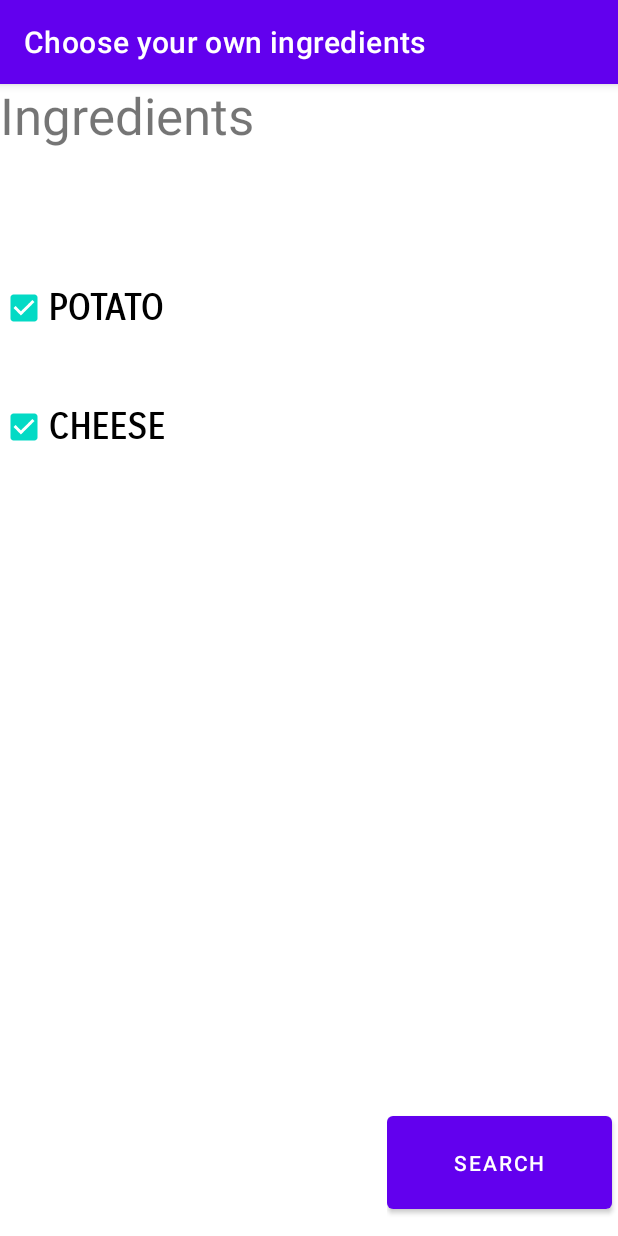
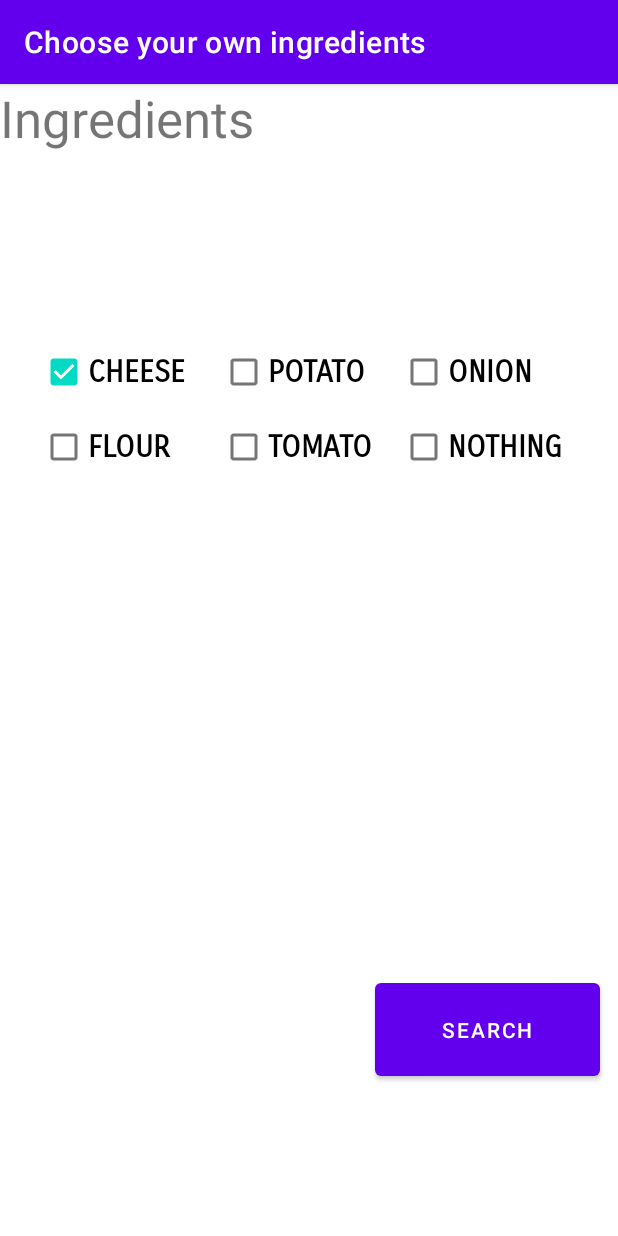
Before and after one commit to KxKaric/quickkitchen_app, an Android app: the screen it shows after launch (HomeActivity), after a tap on "CHEESE", on a phone screen of 412 x 824 dp. Run offline under Robolectric (Android 15) with nearby library versions, the phone set to English and light mode, and no system bars; 2 other taps on this screen came first.

Commit message:
version1.0.1

```diff
--- a/app/src/main/AndroidManifest.xml
+++ b/app/src/main/AndroidManifest.xml
@@ -22,11 +22,11 @@
             </intent-filter>
         </activity>
         <activity
-            android:name=".presentation.Instructions"
+            android:name=".presentation.InstructionsActivity"
             android:exported="false"
             android:label="Instructions" />
         <activity
-            android:name=".presentation.RecipeList"
+            android:name=".presentation.RecipeListActivity"
             android:exported="false"
             android:label="Recipe List" />
     </application>
--- a/app/src/main/java/comp3350/quickkitchen/feature_searchbyingredients/IngredientSearch.java
+++ b/app/src/main/java/comp3350/quickkitchen/features/IngredientSearch.java
@@ -1,6 +1,9 @@
-package comp3350.quickkitchen.feature_searchbyingredients;
+package comp3350.quickkitchen.features;
 
 import java.util.ArrayList;
+
+import comp3350.quickkitchen.objects.Recipe;
+import comp3350.quickkitchen.persistence.RecipeDatabase;
 
 public class IngredientSearch {
     private ArrayList<Recipe>filteredList;
--- a/app/src/main/java/comp3350/quickkitchen/feature_searchbyingredients/Main.java
+++ b/app/src/main/java/comp3350/quickkitchen/features/Main.java
@@ -1,4 +1,4 @@
-package comp3350.quickkitchen.feature_searchbyingredients;
+package comp3350.quickkitchen.features;
 
 public class Main {
     public static void main(String[] args)
--- a/app/src/main/java/comp3350/quickkitchen/feature_searchbyingredients/SearchCal.java
+++ b/app/src/main/java/comp3350/quickkitchen/features/SearchCal.java
@@ -1,6 +1,10 @@
-package comp3350.quickkitchen.feature_searchbyingredients;
+package comp3350.quickkitchen.features;
 
 import java.util.ArrayList;
+
+import comp3350.quickkitchen.objects.Recipe;
+import comp3350.quickkitchen.persistence.RecipeDatabase;
+
 public class SearchCal {
     private ArrayList<Recipe> result;
 
--- a/app/src/main/java/comp3350/quickkitchen/feature_searchbyingredients/ShowSteps.java
+++ b/app/src/main/java/comp3350/quickkitchen/features/ShowSteps.java
@@ -1,6 +1,9 @@
-package comp3350.quickkitchen.feature_searchbyingredients;
+package comp3350.quickkitchen.features;
 
 import java.util.ArrayList;
+
+import comp3350.quickkitchen.objects.Recipe;
+import comp3350.quickkitchen.persistence.RecipeDatabase;
 
 public class ShowSteps {
 
--- a/app/src/main/java/comp3350/quickkitchen/feature_searchbyingredients/Recipe.java
+++ b/app/src/main/java/comp3350/quickkitchen/objects/Recipe.java
@@ -1,4 +1,4 @@
-package comp3350.quickkitchen.feature_searchbyingredients;
+package comp3350.quickkitchen.objects;
 
 import java.util.ArrayList;
 public class Recipe {
--- a/app/src/main/java/comp3350/quickkitchen/presentation/HomeActivity.java
+++ b/app/src/main/java/comp3350/quickkitchen/presentation/HomeActivity.java
@@ -1,10 +1,8 @@
 package comp3350.quickkitchen.presentation;
 
-import android.app.Activity;
 import android.content.Intent;
 import android.os.Bundle;
 import android.view.Menu;
-import android.view.MenuItem;
 import android.view.View;
 import android.widget.Button;
 import android.widget.CheckBox;
@@ -17,7 +15,7 @@ import comp3350.quickkitchen.R;
 
 public class HomeActivity extends AppCompatActivity {
 
-    private CheckBox potatoCheck, cheeseCheck;
+    private CheckBox potatoCheck, cheeseCheck, flourCheck, onionCheck, tomatoCheck,nothingCheck;
     private Button search;
     private ArrayList<String> result;
 
@@ -30,6 +28,10 @@ public class HomeActivity extends AppCompatActivity {
 
         potatoCheck = findViewById(R.id.potatoBtn);
         cheeseCheck = findViewById(R.id.cheeseBtn);
+        flourCheck = findViewById(R.id.flourBtn);
+        onionCheck = findViewById(R.id.onionBtn);
+        tomatoCheck = findViewById(R.id.tomatoBtn);
+        nothingCheck = findViewById(R.id.nothingBtn); // only for testing
 
         search = (Button)findViewById(R.id.searchBtn);
         search.setEnabled(false);
@@ -40,46 +42,86 @@ public class HomeActivity extends AppCompatActivity {
         potatoCheck.setOnClickListener(new View.OnClickListener() {
             @Override
             public void onClick(View view) {
-                if(potatoCheck.isChecked()){
-                    result.add("potato");
-                    search.setEnabled(true);
-                }
-                else{
-                    result.remove("potato");
-                    if(!cheeseCheck.isChecked())
-                        search.setEnabled(false);
-                }
+                if(potatoCheck.isChecked())
+                    result.add(potatoCheck.getText().toString());
+                else
+                    result.remove(potatoCheck.getText().toString());
+                checkList();
+
             }
         });
 
         cheeseCheck.setOnClickListener(new View.OnClickListener() {
             @Override
             public void onClick(View view) {
-                if(cheeseCheck.isChecked()){
-                    result.add("cheese");
-                    search.setEnabled(true);
-                }
-                else{
-                    result.remove("cheese");
-                    if(!potatoCheck.isChecked())
-                        search.setEnabled(false);
-                }
+                if(cheeseCheck.isChecked())
+                    result.add(cheeseCheck.getText().toString());
+                else
+                    result.remove(cheeseCheck.getText().toString());
+                checkList();
             }
         });
 
-        if(!cheeseCheck.isChecked()&&!potatoCheck.isChecked())
-            search.setEnabled(false);
+        onionCheck.setOnClickListener(new View.OnClickListener() {
+            @Override
+            public void onClick(View view) {
+                if(onionCheck.isChecked())
+                    result.add(onionCheck.getText().toString());
+                else
+                    result.remove(onionCheck.getText().toString());
+                checkList();
+            }
+        });
 
+        flourCheck.setOnClickListener(new View.OnClickListener() {
+            @Override
+            public void onClick(View view) {
+                if(flourCheck.isChecked())
+                    result.add(flourCheck.getText().toString());
+                else
+                    result.remove(flourCheck.getText().toString());
+                checkList();
+            }
+        });
+
+        tomatoCheck.setOnClickListener(new View.OnClickListener() {
+            @Override
+            public void onClick(View view) {
+                if(tomatoCheck.isChecked())
+                    result.add(tomatoCheck.getText().toString());
+                else
+                    result.remove(tomatoCheck.getText().toString());
+                checkList();
+            }
+        });
+
+        nothingCheck.setOnClickListener(new View.OnClickListener() {
+            @Override
+            public void onClick(View view) {
+                if(nothingCheck.isChecked())
+                    result.add(nothingCheck.getText().toString());
+                else
+                    result.remove(nothingCheck.getText().toString());
+                checkList();
+            }
+        });
 
     }
 
     public ArrayList<String> getResult(){return result;}
 
+    private void checkList(){
+        if(result.isEmpty())
+            search.setEnabled(false);
+        else
+            search.setEnabled(true);
+    }
+
     public void buttonSearchOnclick(View v){
 
         // Log.d("a",result.toString());
 
-        Intent i = new Intent(this, RecipeList.class);
+        Intent i = new Intent(this, RecipeListActivity.class);
         i.putExtra("result",result);
         startActivity(i);
     }
--- a/app/src/main/res/layout/activity_home.xml
+++ b/app/src/main/res/layout/activity_home.xml
@@ -9,27 +9,113 @@
     <androidx.constraintlayout.widget.ConstraintLayout
         android:layout_width="wrap_content"
         android:layout_height="wrap_content"
-        android:layout_marginBottom="8dp"
+        android:layout_marginTop="56dp"
+        android:layout_marginBottom="100dp"
         app:layout_constraintBottom_toBottomOf="parent"
-        app:layout_constraintEnd_toEndOf="parent">
+        app:layout_constraintEnd_toEndOf="parent"
+        app:layout_constraintStart_toStartOf="parent"
+        app:layout_constraintTop_toBottomOf="@+id/relativeLayout">
+
+        <GridLayout
+            android:id="@+id/gridLayout"
+            android:layout_width="wrap_content"
+            android:layout_height="wrap_content"
+            android:layout_marginTop="50dp"
+            android:layout_marginBottom="400dp"
+            android:columnCount="3"
+            android:rowCount="3"
+            app:layout_constraintBottom_toBottomOf="parent"
+            app:layout_constraintEnd_toEndOf="parent"
+            app:layout_constraintStart_toStartOf="parent"
+            app:layout_constraintTop_toTopOf="parent">
+
+            <CheckBox
+                android:id="@+id/cheeseBtn"
+                style="@android:style/Widget.CompoundButton.CheckBox"
+                android:layout_width="120dp"
+                android:layout_height="50dp"
+                android:checked="false"
+                android:fontFamily="sans-serif-smallcaps"
+                android:text="CHEESE"
+                android:textSize="20sp"
+                android:textStyle="bold" />
+
+            <CheckBox
+                android:id="@+id/potatoBtn"
+                style="@android:style/Widget.CompoundButton.CheckBox"
+                android:layout_width="120dp"
+                android:layout_height="50dp"
+                android:checked="false"
+                android:clickable="true"
+                android:fontFamily="sans-serif-smallcaps"
+                android:text="POTATO"
+                android:textSize="20sp"
+                android:textStyle="bold" />
+
+            <CheckBox
+                android:id="@+id/onionBtn"
+                style="@android:style/Widget.CompoundButton.CheckBox"
+                android:layout_width="120dp"
+                android:layout_height="50dp"
+                android:checked="false"
+                android:clickable="true"
+                android:fontFamily="sans-serif-smallcaps"
+                android:text="ONION"
+                android:textSize="20sp"
+                android:textStyle="bold" />
+
+            <CheckBox
+                android:id="@+id/flourBtn"
+                style="@android:style/Widget.CompoundButton.CheckBox"
+                android:layout_width="120dp"
+                android:layout_height="50dp"
+                android:checked="false"
+                android:fontFamily="sans-serif-smallcaps"
+                android:text="FLOUR"
+                android:textSize="20sp"
+                android:textStyle="bold" />
+
+            <CheckBox
+                android:id="@+id/tomatoBtn"
+                style="@android:style/Widget.CompoundButton.CheckBox"
+                android:layout_width="120dp"
+                android:layout_height="50dp"
+                android:checked="false"
+                android:fontFamily="sans-serif-smallcaps"
+                android:text="TOMATO"
+                android:textSize="20sp"
+                android:textStyle="bold" />
+
+            <CheckBox
+                android:id="@+id/nothingBtn"
+                style="@android:style/Widget.CompoundButton.CheckBox"
+                android:layout_width="120dp"
+                android:layout_height="50dp"
+                android:checked="false"
+                android:fontFamily="sans-serif-smallcaps"
+                android:text="NOTHING"
+                android:textSize="20sp"
+                android:textStyle="bold" />
+
+        </GridLayout>
 
         <Button
             android:id="@+id/searchBtn"
             android:layout_width="150dp"
             android:layout_height="74dp"
+            android:layout_marginStart="241dp"
             android:layout_marginEnd="4dp"
-            android:layout_marginBottom="4dp"
             android:onClick="buttonSearchOnclick"
             android:text="search"
             app:layout_constraintBottom_toBottomOf="parent"
-            app:layout_constraintEnd_toEndOf="parent" />
+            app:layout_constraintEnd_toEndOf="parent"
+            app:layout_constraintStart_toStartOf="parent" />
     </androidx.constraintlayout.widget.ConstraintLayout>
 
     <RelativeLayout
+        android:id="@+id/relativeLayout"
         android:layout_width="wrap_content"
         android:layout_height="60dp"
-        android:layout_marginBottom="56dp"
-        app:layout_constraintBottom_toTopOf="@+id/linearLayout2"
         app:layout_constraintEnd_toEndOf="parent"
         app:layout_constraintStart_toStartOf="parent"
         app:layout_constraintTop_toTopOf="parent">
@@ -40,42 +126,7 @@
             android:layout_height="match_parent"
             android:text="Ingredients"
             android:textSize="34sp" />
+
     </RelativeLayout>
 
-    <LinearLayout
-        android:id="@+id/linearLayout2"
-        android:layout_width="wrap_content"
-        android:layout_height="wrap_content"
-        android:orientation="vertical"
-        app:layout_constraintBottom_toBottomOf="parent"
-        app:layout_constraintStart_toStartOf="parent"
-        app:layout_constraintTop_toTopOf="parent"
-        app:layout_constraintVertical_bias="0.18">
-
-        <CheckBox
-            android:id="@+id/potatoBtn"
-            style="@android:style/Widget.CompoundButton.CheckBox"
-            android:layout_width="155dp"
-            android:layout_height="79dp"
-            android:checked="false"
-            android:clickable="true"
-            android:fontFamily="sans-serif-smallcaps"
-            android:onClick="buttonPotatoOnclick"
-            android:text="POTATO"
-            android:textSize="24sp"
-            android:textStyle="bold" />
-
-        <CheckBox
-            android:id="@+id/cheeseBtn"
-            style="@android:style/Widget.CompoundButton.CheckBox"
-            android:layout_width="155dp"
-            android:layout_height="79dp"
-            android:checked="false"
-            android:fontFamily="sans-serif-smallcaps"
-            android:onClick="buttonCheeseOnclick"
-            android:text="CHEESE"
-            android:textSize="24sp"
-            android:textStyle="bold" />
-    </LinearLayout>
-
 </androidx.constraintlayout.widget.ConstraintLayout>
--- a/app/src/main/res/layout/activity_instructions.xml
+++ b/app/src/main/res/layout/activity_instructions.xml
@@ -36,6 +36,7 @@
         android:layout_marginStart="24dp"
         android:layout_marginEnd="40dp"
         android:layout_marginBottom="20dp"
+        android:clickable="false"
         android:text="Constructing"
         app:layout_constraintBottom_toBottomOf="parent"
         app:layout_constraintEnd_toEndOf="parent"
@@ -48,6 +49,7 @@
         android:layout_height="wrap_content"
         android:layout_marginStart="40dp"
         android:layout_marginBottom="20dp"
+        android:clickable="false"
         android:text="Constructing"
         app:layout_constraintBottom_toBottomOf="parent"
         app:layout_constraintEnd_toStartOf="@+id/button3"
--- a/app/src/main/res/layout/activity_recipe_list.xml
+++ b/app/src/main/res/layout/activity_recipe_list.xml
@@ -6,7 +6,7 @@
     android:paddingTop="@dimen/activity_vertical_margin"
     android:paddingBottom="@dimen/activity_vertical_margin"
     android:orientation="vertical"
-    tools:context="comp3350.quickkitchen.presentation.RecipeList">
+    tools:context="comp3350.quickkitchen.presentation.RecipeListActivity">
 
     <ListView
         android:id="@+id/recipeList"
```
Also changed, not shown: app/src/main/java/comp3350/quickkitchen/persistence/RecipeDatabase.java (renamed from app/src/main/java/comp3350/quickkitchen/feature_searchbyingredients/RecipeDatabase.java, +29 -1 lines), app/src/main/java/comp3350/quickkitchen/presentation/InstructionsActivity.java (renamed from app/src/main/java/comp3350/quickkitchen/presentation/Instructions.java, +2 -6 lines), app/src/main/java/comp3350/quickkitchen/presentation/RecipeListActivity.java (renamed from app/src/main/java/comp3350/quickkitchen/presentation/RecipeList.java, +9 -6 lines).
